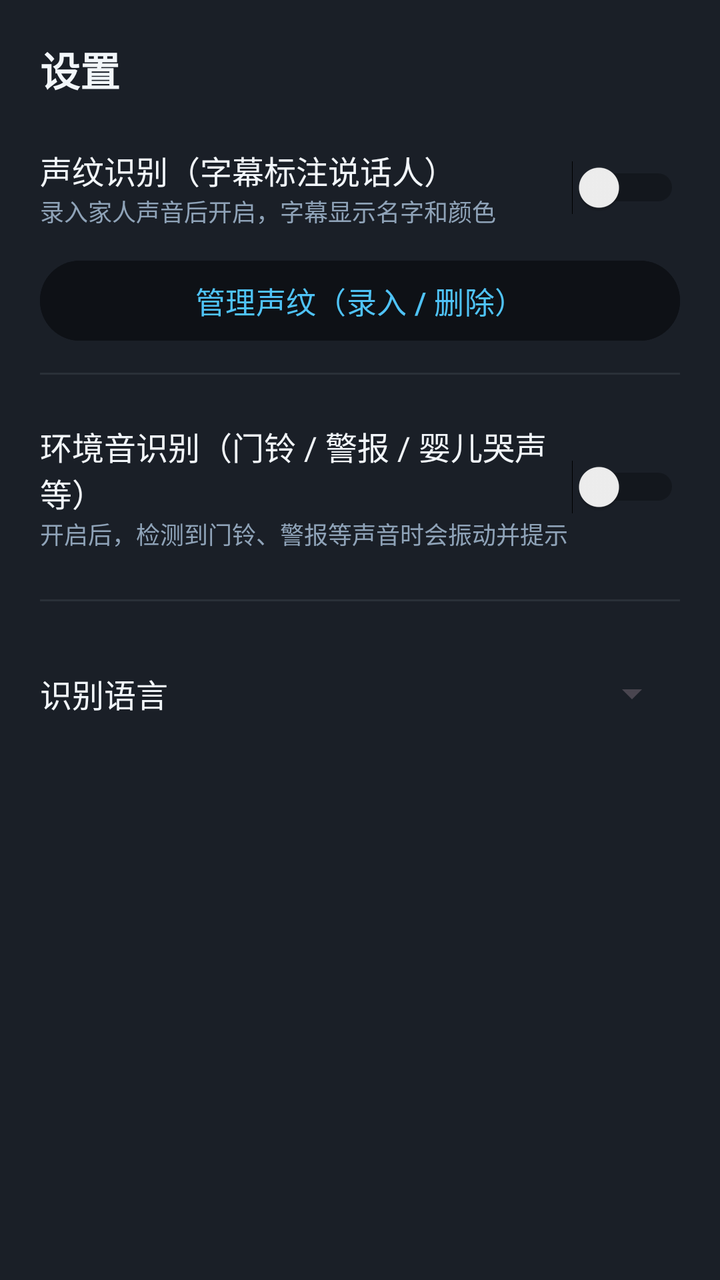
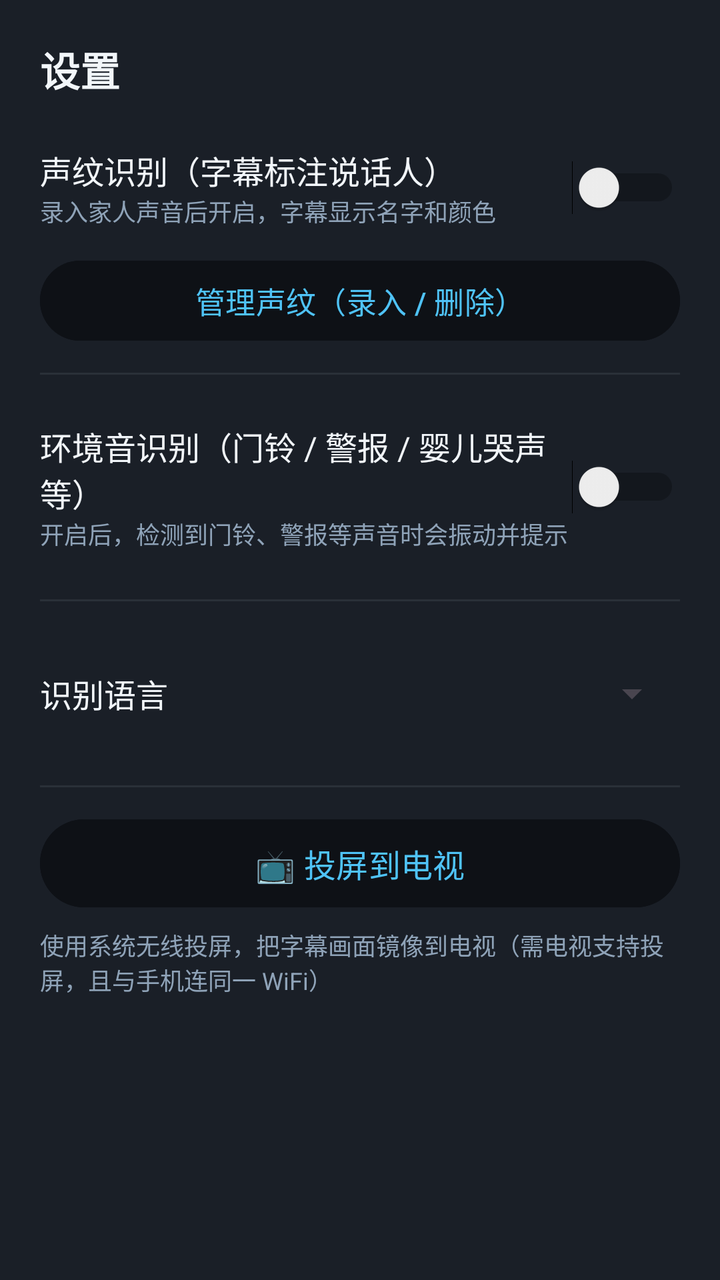

The first picture is an Android layout as it rendered before a commit; the second is the same layout after the commit. The layout source and the unified diff follow.
<!-- AndroidManifest.xml: application theme Theme.HearingAssist -->
<!-- res/layout/dialog_settings.xml -->
<?xml version="1.0" encoding="utf-8"?>
<LinearLayout xmlns:android="http://schemas.android.com/apk/res/android"
    android:layout_width="match_parent"
    android:layout_height="wrap_content"
    android:background="@color/surface"
    android:orientation="vertical"
    android:paddingHorizontal="20dp"
    android:paddingTop="20dp"
    android:paddingBottom="28dp">

    <TextView
        android:layout_width="match_parent"
        android:layout_height="wrap_content"
        android:paddingBottom="12dp"
        android:text="@string/settings_title"
        android:textColor="@color/text_primary"
        android:textSize="20sp"
        android:textStyle="bold" />

    
    <LinearLayout
        android:layout_width="match_parent"
        android:layout_height="wrap_content"
        android:gravity="center_vertical"
        android:orientation="horizontal"
        android:paddingVertical="12dp">

        <LinearLayout
            android:layout_width="0dp"
            android:layout_height="wrap_content"
            android:layout_weight="1"
            android:orientation="vertical">

            <TextView
                android:layout_width="wrap_content"
                android:layout_height="wrap_content"
                android:text="@string/vp_toggle_label"
                android:textColor="@color/text_primary"
                android:textSize="16sp" />

            <TextView
                android:layout_width="wrap_content"
                android:layout_height="wrap_content"
                android:text="@string/vp_toggle_hint"
                android:textColor="@color/text_secondary"
                android:textSize="12sp" />
        </LinearLayout>

        <Switch
            android:id="@+id/swVoiceprint"
            android:layout_width="wrap_content"
            android:layout_height="wrap_content" />
    </LinearLayout>

    <Button
        android:id="@+id/btnVoiceprintManage"
        android:layout_width="match_parent"
        android:layout_height="48dp"
        android:backgroundTint="@color/background"
        android:text="@string/vp_manage_full"
        android:textColor="@color/accent"
        android:textSize="15sp" />

    <View
        android:layout_width="match_parent"
        android:layout_height="1dp"
        android:layout_marginVertical="12dp"
        android:background="@color/divider" />

    
    <LinearLayout
        android:layout_width="match_parent"
        android:layout_height="wrap_content"
        android:gravity="center_vertical"
        android:orientation="horizontal"
        android:paddingVertical="12dp">

        <LinearLayout
            android:layout_width="0dp"
            android:layout_height="wrap_content"
            android:layout_weight="1"
            android:orientation="vertical">

            <TextView
                android:layout_width="wrap_content"
                android:layout_height="wrap_content"
                android:text="@string/env_sound_label"
                android:textColor="@color/text_primary"
                android:textSize="16sp" />

            <TextView
                android:layout_width="wrap_content"
                android:layout_height="wrap_content"
                android:text="@string/env_sound_hint"
                android:textColor="@color/text_secondary"
                android:textSize="12sp" />
        </LinearLayout>

        <Switch
            android:id="@+id/swEnvSound"
            android:layout_width="wrap_content"
            android:layout_height="wrap_content" />
    </LinearLayout>

    <View
        android:layout_width="match_parent"
        android:layout_height="1dp"
        android:layout_marginVertical="12dp"
        android:background="@color/divider" />

    
    <LinearLayout
        android:layout_width="match_parent"
        android:layout_height="wrap_content"
        android:gravity="center_vertical"
        android:orientation="horizontal"
        android:paddingVertical="12dp">

        <TextView
            android:layout_width="0dp"
            android:layout_height="wrap_content"
            android:layout_weight="1"
            android:text="@string/lang_label"
            android:textColor="@color/text_primary"
            android:textSize="16sp" />

        <Spinner
            android:id="@+id/spnLang"
            android:layout_width="wrap_content"
            android:layout_height="44dp" />
    </LinearLayout>
</LinearLayout>
<!-- resources referenced by this layout -->
<resources>
  <color name="accent">#4FC3F7</color>
  <color name="background">#0E1116</color>
  <color name="divider">#2A3038</color>
  <color name="surface">#1A1F27</color>
  <color name="text_primary">#F2F6FA</color>
  <color name="text_secondary">#8FA3B8</color>
  <string name="env_sound_hint">开启后，检测到门铃、警报等声音时会振动并提示</string>
  <string name="env_sound_label">环境音识别（门铃 / 警报 / 婴儿哭声等）</string>
  <string name="lang_label">识别语言</string>
  <string name="settings_title">设置</string>
  <string name="vp_manage_full">管理声纹（录入 / 删除）</string>
  <string name="vp_toggle_hint">录入家人声音后开启，字幕显示名字和颜色</string>
  <string name="vp_toggle_label">声纹识别（字幕标注说话人）</string>
  <style name="Theme.HearingAssist" parent="Theme.Material3.DayNight.NoActionBar">
          <item name="android:windowBackground">@color/background</item>
          <item name="android:statusBarColor">@color/background</item>
          <item name="android:navigationBarColor">@color/background</item>
          <item name="android:windowLightStatusBar">false</item>
      </style>
</resources>

<!-- the commit's change to res/layout/dialog_settings.xml (unified diff, before → after) -->
@@ -129,4 +129,28 @@
             android:layout_width="wrap_content"
             android:layout_height="44dp" />
     </LinearLayout>
+
+    <View
+        android:layout_width="match_parent"
+        android:layout_height="1dp"
+        android:layout_marginVertical="12dp"
+        android:background="@color/divider" />
+
+    
+    <Button
+        android:id="@+id/btnCast"
+        android:layout_width="match_parent"
+        android:layout_height="52dp"
+        android:backgroundTint="@color/background"
+        android:text="@string/cast_button"
+        android:textColor="@color/accent"
+        android:textSize="16sp" />
+
+    <TextView
+        android:layout_width="match_parent"
+        android:layout_height="wrap_content"
+        android:paddingTop="6dp"
+        android:text="@string/cast_hint"
+        android:textColor="@color/text_secondary"
+        android:textSize="12sp" />
 </LinearLayout>
<!-- resource entries referenced after the edit -->
@@ -6,6 +6,8 @@
   <color name="surface">#1A1F27</color>
   <color name="text_primary">#F2F6FA</color>
   <color name="text_secondary">#8FA3B8</color>
+  <string name="cast_button">📺 投屏到电视</string>
+  <string name="cast_hint">使用系统无线投屏，把字幕画面镜像到电视（需电视支持投屏，且与手机连同一 WiFi）</string>
   <string name="env_sound_hint">开启后，检测到门铃、警报等声音时会振动并提示</string>
   <string name="env_sound_label">环境音识别（门铃 / 警报 / 婴儿哭声等）</string>
   <string name="lang_label">识别语言</string>
